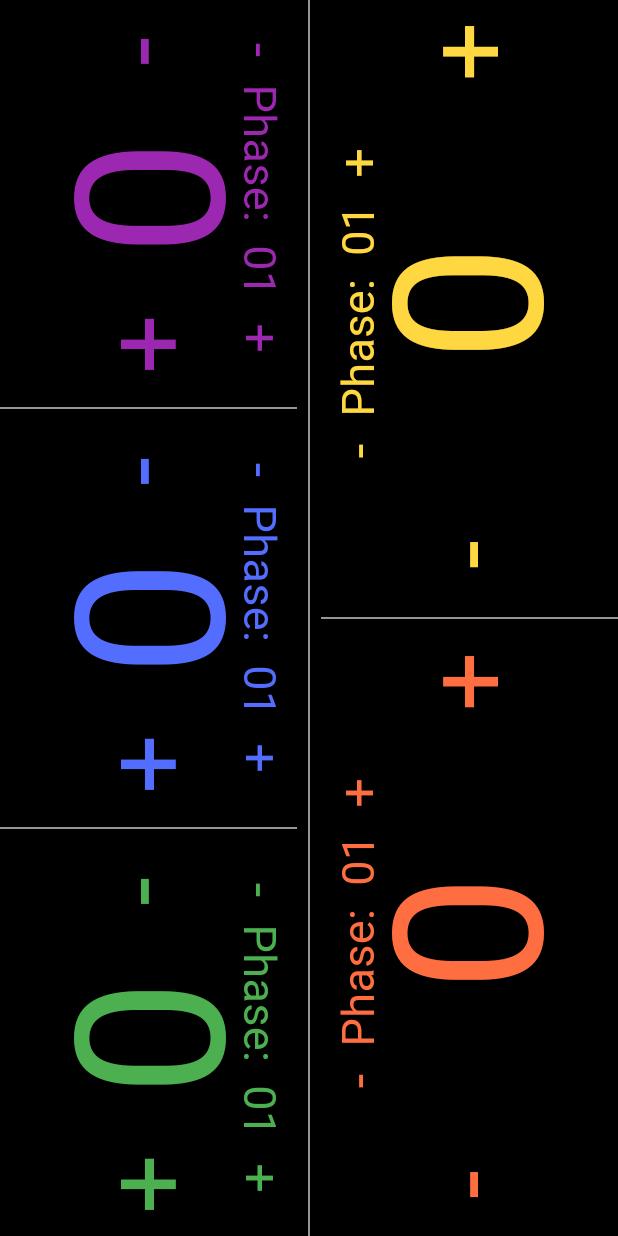
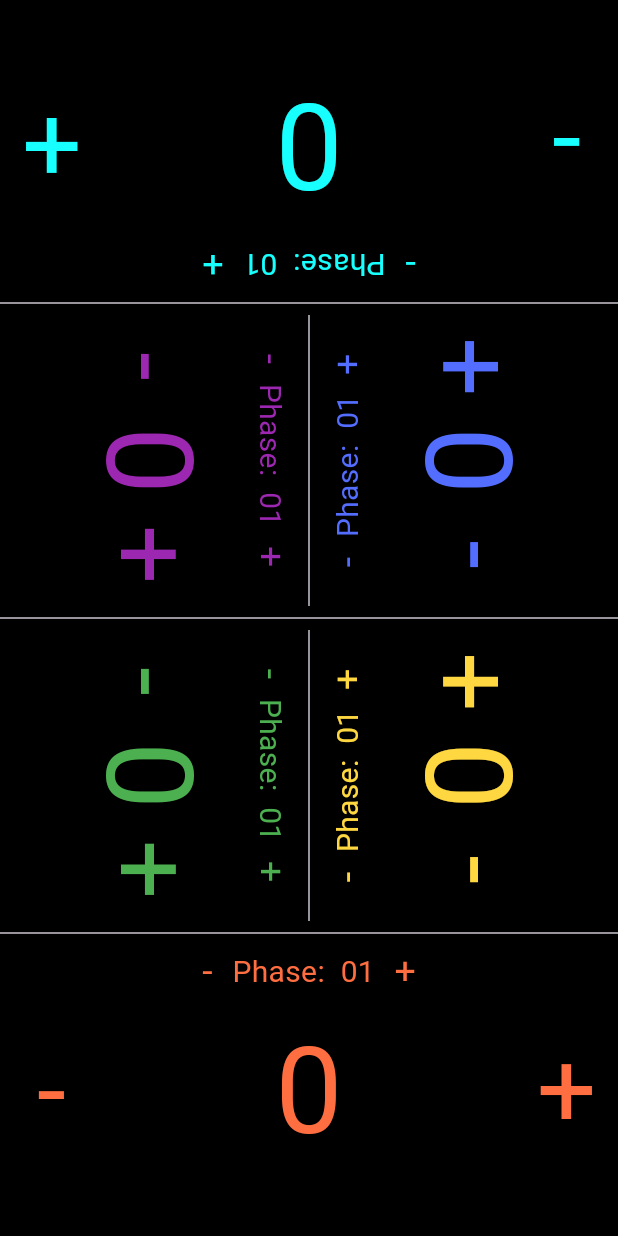
Before and after one commit to roland1308/phase10, a Flutter app: the screen it shows after launch, on a phone screen of 412 x 824 dp. Run offline on Flutter 3.47's test engine with Material 2 defaults, Android fonts, the phone set to English and light mode, and no system bars; our stand-ins replace get.

Commit message:
All layouts ready

```diff
--- a/lib/main.dart
+++ b/lib/main.dart
@@ -1,11 +1,8 @@
 import 'package:flutter/material.dart';
 import 'package:flutter/services.dart';
 import 'package:get/get.dart';
-import 'package:phase_10_points/views/3_up_layouts/three_up_layout_1.dart';
-import 'package:phase_10_points/views/3_up_layouts/three_up_layout_2.dart';
-import 'package:phase_10_points/views/4_up_layout/four_up_layout_1.dart';
-import 'package:phase_10_points/views/4_up_layout/four_up_layout_2.dart';
-import 'package:phase_10_points/views/5_up_layout/five_up_layout_1.dart';
+import 'package:phase_10_points/views/5_up_layouts/five_up_layout_2.dart';
+import 'package:phase_10_points/views/6_up_layouts/six_up_layout_2.dart';
 
 import 'controllers/points_controller.dart';
 
@@ -41,7 +38,10 @@ class MyApp extends StatelessWidget {
             return Stack(
               alignment: AlignmentDirectional.center,
               children: [
-                const FiveUpLayout1(),
+                //const SixUpLayout1(),
+                const SixUpLayout2(),
+                //const FiveUpLayout1(),
+                //const FiveUpLayout2(),
                 //const FourUpLayout1(),
                 //const FourUpLayout2(),
                 //const ThreeUpLayout1(),
--- /dev/null
+++ b/lib/views/6_up_layouts/six_up_layout_2.dart
@@ -0,0 +1,80 @@
+import 'package:flutter/material.dart';
+import 'package:phase_10_points/widgets/player_widget.dart';
+import 'package:phase_10_points/utils/players_divider.dart';
+
+import '../../utils/color_constants.dart';
+
+class SixUpLayout2 extends StatelessWidget {
+  const SixUpLayout2({
+    super.key,
+  });
+
+  @override
+  Widget build(BuildContext context) {
+    return Column(
+      children: [
+        Expanded(
+          child: RotatedBox(
+            quarterTurns: 2,
+            child: PlayerWidget(
+                color: kColor6,
+                maxWidth: MediaQuery.of(context).size.height / 2),
+          ),
+        ),
+        const PlayersDivider(),
+        Expanded(
+          child: Row(
+            children: [
+              Expanded(
+                child: RotatedBox(
+                  quarterTurns: 1,
+                  child: PlayerWidget(
+                      color: kColor1,
+                      maxWidth: MediaQuery.of(context).size.height / 2),
+                ),
+              ),
+              const VerticalDivider(),
+              Expanded(
+                child: RotatedBox(
+                  quarterTurns: -1,
+                  child: PlayerWidget(
+                      color: kColor2,
+                      maxWidth: MediaQuery.of(context).size.height / 2),
+                ),
+              ),
+            ],
+          ),
+        ),
+        const PlayersDivider(),
+        Expanded(
+          child: Row(
+            children: [
+              Expanded(
+                child: RotatedBox(
+                  quarterTurns: 1,
+                  child: PlayerWidget(
+                      color: kColor3,
+                      maxWidth: MediaQuery.of(context).size.height / 2),
+                ),
+              ),
+              const VerticalDivider(),
+              Expanded(
+                child: RotatedBox(
+                  quarterTurns: -1,
+                  child: PlayerWidget(
+                      color: kColor4,
+                      maxWidth: MediaQuery.of(context).size.height / 2),
+                ),
+              ),
+            ],
+          ),
+        ),
+        const PlayersDivider(),
+        Expanded(
+          child: PlayerWidget(
+              color: kColor5, maxWidth: MediaQuery.of(context).size.height / 2),
+        ),
+      ],
+    );
+  }
+}
--- a/lib/widgets/player_widget.dart
+++ b/lib/widgets/player_widget.dart
@@ -95,7 +95,7 @@ class _PlayerWidgetState extends State<PlayerWidget> {
                     child: FittedBox(
                       child: Text(
                         points.toString(),
-                        style: TextStyle(color: widget.color, fontSize: 150),
+                        style: TextStyle(color: widget.color, fontSize: 80),
                       ),
                     ),
                   ),
@@ -132,22 +132,22 @@ class _PlayerWidgetState extends State<PlayerWidget> {
             onTap: () => changePhase(-1),
             child: Text(
               "-  ",
-              style: TextStyle(color: widget.color, fontSize: 35),
+              style: TextStyle(color: widget.color, fontSize: 25),
             ),
           ),
           Text(
             "Phase:  ",
-            style: TextStyle(color: widget.color, fontSize: 30),
+            style: TextStyle(color: widget.color, fontSize: 20),
           ),
           Text(
-            ((phase / 100).toStringAsFixed(2)).substring(2),
-            style: TextStyle(color: widget.color, fontSize: 30),
+            ((phase / 80).toStringAsFixed(2)).substring(2),
+            style: TextStyle(color: widget.color, fontSize: 20),
           ),
           GestureDetector(
             onTap: () => changePhase(1),
             child: Text(
               "  +",
-              style: TextStyle(color: widget.color, fontSize: 35),
+              style: TextStyle(color: widget.color, fontSize: 25),
             ),
           ),
         ],
```
Also changed, not shown: lib/views/5_up_layouts/five_up_layout_2.dart (added, +71 -0 lines), lib/views/6_up_layouts/six_up_layout_1.dart (added, +80 -0 lines), lib/views/4_up_layouts/four_up_layout_1.dart (renamed from lib/views/4_up_layout/four_up_layout_1.dart), lib/views/4_up_layouts/four_up_layout_2.dart (renamed from lib/views/4_up_layout/four_up_layout_2.dart), lib/views/5_up_layouts/five_up_layout_1.dart (renamed from lib/views/5_up_layout/five_up_layout_1.dart).
